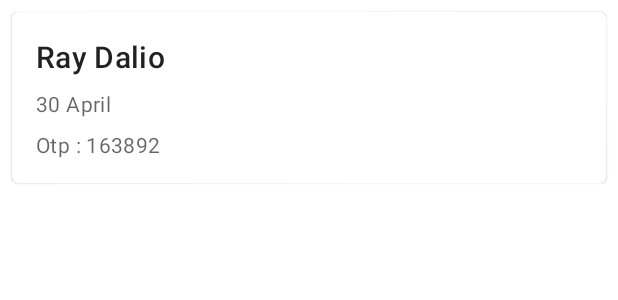
After one commit to MansoorCM/ContactsOTP, an Android app: the layout message_list_item.xml on its own in the app's theme, with its tools: preview values and no code run, on a phone screen of 412 x 824 dp. The commit adds this screen. Shown: the top 300 px of the screen. Run offline under Robolectric (Android 15) with nearby library versions, the phone set to English and light mode, and no system bars.

Commit message:
Added recyclerview to display message list data

```diff
--- a/app/src/main/java/com/example/contactsotp/MainViewModel.kt
+++ b/app/src/main/java/com/example/contactsotp/MainViewModel.kt
@@ -3,9 +3,11 @@ package com.example.contactsotp
 import androidx.lifecycle.*
 import com.example.contactsotp.data.Contact
 import com.example.contactsotp.data.ContactsRepository
+import com.example.contactsotp.data.MessageItem
 
 class MainViewModel(private val repository: ContactsRepository) : ViewModel() {
     val contactsList: LiveData<List<Contact>> = repository.contactsList.asLiveData()
+    val messageItemList: LiveData<List<MessageItem>> = repository.messageItemList.asLiveData()
 
     // contact to which message will be send, this data will be shared between
     // multiple fragments. Another way to share would be to pass the contact
--- /dev/null
+++ b/app/src/main/res/layout/message_list_item.xml
@@ -0,0 +1,58 @@
+<?xml version="1.0" encoding="utf-8"?>
+<layout xmlns:android="http://schemas.android.com/apk/res/android"
+    xmlns:tools="http://schemas.android.com/tools">
+
+    <data>
+
+    </data>
+
+    <com.google.android.material.card.MaterialCardView
+        android:id="@+id/item_layout"
+        android:layout_width="match_parent"
+        android:layout_height="wrap_content"
+        android:layout_margin="8dp">
+
+        <LinearLayout
+            android:layout_width="match_parent"
+            android:layout_height="wrap_content"
+            android:orientation="vertical"
+            android:padding="16dp">
+
+            <TextView
+                android:id="@+id/tv_contactName"
+                android:layout_width="wrap_content"
+                android:layout_height="wrap_content"
+                android:layout_gravity="start"
+                android:ellipsize="end"
+                android:maxLines="1"
+                android:textAppearance="?attr/textAppearanceHeadline6"
+                tools:text="Ray Dalio" />
+
+            <TextView
+                android:id="@+id/tv_time"
+                android:layout_width="wrap_content"
+                android:layout_height="wrap_content"
+                android:layout_gravity="start"
+                android:layout_marginTop="8dp"
+                android:ellipsize="end"
+                android:maxLines="1"
+                android:textAppearance="?attr/textAppearanceBody2"
+                android:textColor="?android:attr/textColorSecondary"
+                tools:text="30 April" />
+
+            <TextView
+                android:id="@+id/tv_otp"
+                android:layout_width="wrap_content"
+                android:layout_height="wrap_content"
+                android:layout_gravity="start"
+                android:layout_marginTop="8dp"
+                android:ellipsize="end"
+                android:maxLines="1"
+                android:textAppearance="?attr/textAppearanceBody2"
+                android:textColor="?android:attr/textColorSecondary"
+                tools:text="Otp : 163892" />
+
+        </LinearLayout>
+
+    </com.google.android.material.card.MaterialCardView>
+</layout>
--- a/app/src/main/res/values/strings.xml
+++ b/app/src/main/res/values/strings.xml
@@ -3,4 +3,6 @@
     <string name="contactName">%1$s %2$s</string>
     <string name="sendMessage">Send Message</string>
     <string name="contactPhoneNumber">%1$s</string>
+    <string name="timeOfCreation">Date: %1$s</string>
+    <string name="OTPString">OTP: %1$d</string>
 </resources>
```
Also changed, not shown: app/src/main/java/com/example/contactsotp/ContactFragment.kt (+13 -0 lines), app/src/main/java/com/example/contactsotp/adapter/MessageListAdapter.kt (added, +67 -0 lines), app/src/main/java/com/example/contactsotp/util/ContactsFunctions.kt (+9 -0 lines), app/src/main/res/layout/fragment_contact.xml (+13 -0 lines).
